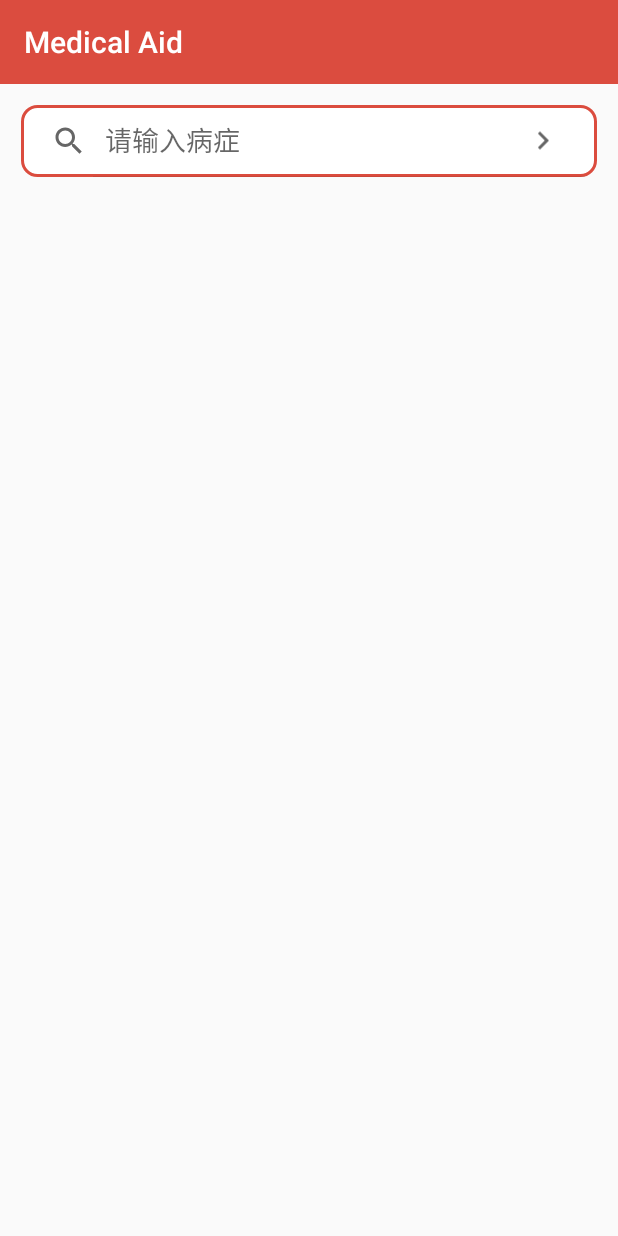
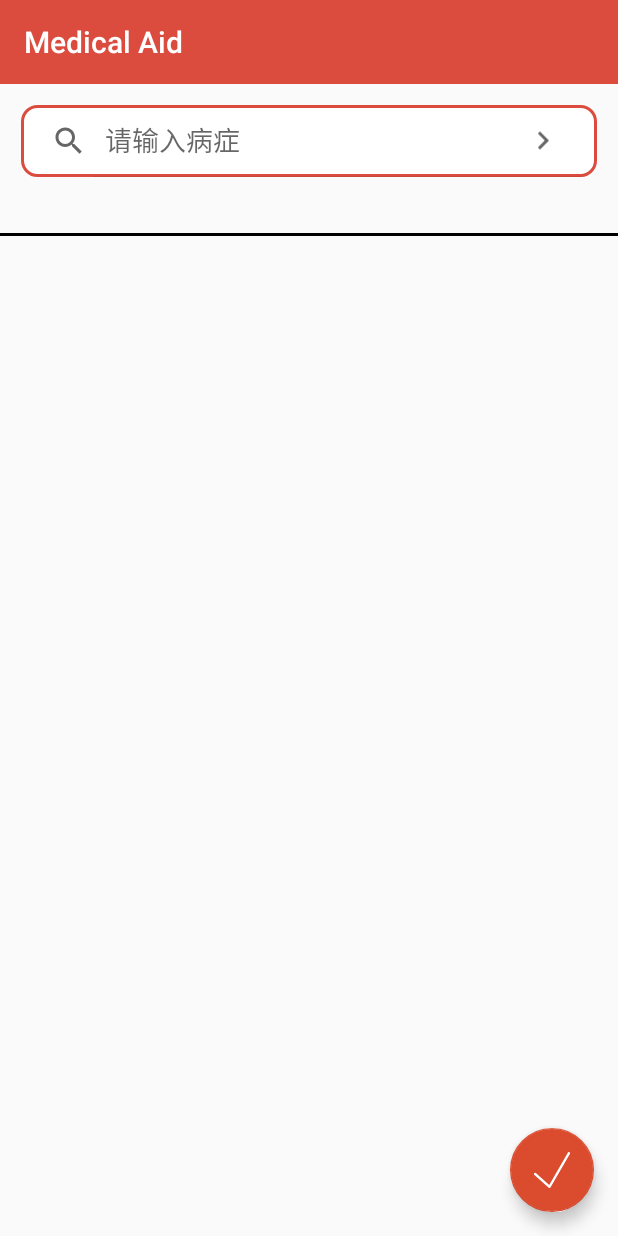
Before and after one commit to carrotsquad/IntelligentTCMPharmacy, an Android app: the GetPrescriptionAUTOActivity screen opened directly, with no data from a screen before it, on a phone screen of 412 x 824 dp. Run offline under Robolectric (Android 15) with nearby library versions, the phone set to English and light mode, and no system bars; our stand-ins replace ButterKnife, CircleImageView; plain views replace EasyRecyclerView; 2 statements that could not run were skipped.

Commit message:
弄完git冲突问题后的第3次commit
Signed-off-by: sweetDeliven <1214621260@qq.com>

```diff
--- a/app/src/main/AndroidManifest.xml
+++ b/app/src/main/AndroidManifest.xml
@@ -34,7 +34,8 @@
         android:roundIcon="@mipmap/logo_round"
         android:supportsRtl="true"
         android:theme="@style/AppTheme">
-        <activity android:name=".view.activity.GetPrescriptionAUTOActivity"></activity>
+        <activity android:name=".view.activity.RecordOfPrescriptionActivity"></activity>
+        <activity android:name=".view.activity.GetPrescriptionAUTOActivity" />
         <activity android:name=".view.activity.MainActivity" />
         <activity android:name=".view.activity.UserInfoEditActivity" />
         <activity android:name=".view.activity.AboutUsActivity">
@@ -65,7 +66,7 @@
         <activity
             android:name=".view.activity.ManualTakingMedicationActivity"
             android:screenOrientation="portrait"
-            android:theme="@style/noActionBar2"></activity>
+            android:theme="@style/noActionBar2" />
     </application>
 
 </manifest>
--- a/app/src/main/java/com/zhangqianyuan/teamwork/intelligenttcmpharmacy/adapter/GetPrescriptionAutoAdapter.java
+++ b/app/src/main/java/com/zhangqianyuan/teamwork/intelligenttcmpharmacy/adapter/GetPrescriptionAutoAdapter.java
@@ -6,6 +6,7 @@ import android.view.ViewGroup;
 import com.jude.easyrecyclerview.adapter.BaseViewHolder;
 import com.jude.easyrecyclerview.adapter.RecyclerArrayAdapter;
 import com.zhangqianyuan.teamwork.intelligenttcmpharmacy.bean.DrugAndWeight;
+import com.zhangqianyuan.teamwork.intelligenttcmpharmacy.bean.DrugAndWeightAndCount;
 import com.zhangqianyuan.teamwork.intelligenttcmpharmacy.viewholder.DrugAndWeightItemViewHolder;
 
 /**
@@ -16,11 +17,12 @@ import com.zhangqianyuan.teamwork.intelligenttcmpharmacy.viewholder.DrugAndWeigh
  * @updateAuthor $Author$
  * @updateDes ${TODO}
  */
-public class GetPrescriptionAutoAdapter extends RecyclerArrayAdapter<DrugAndWeight> {
+public class GetPrescriptionAutoAdapter extends RecyclerArrayAdapter<DrugAndWeightAndCount> {
 
     public GetPrescriptionAutoAdapter(Context context){
         super(context);
     }
+
     @Override
     public BaseViewHolder OnCreateViewHolder(ViewGroup parent, int viewType) {
         return new DrugAndWeightItemViewHolder(parent);
--- a/app/src/main/java/com/zhangqianyuan/teamwork/intelligenttcmpharmacy/network/Api.java
+++ b/app/src/main/java/com/zhangqianyuan/teamwork/intelligenttcmpharmacy/network/Api.java
@@ -4,6 +4,8 @@ import com.zhangqianyuan.teamwork.intelligenttcmpharmacy.bean.DrugAndWeight;
 import com.zhangqianyuan.teamwork.intelligenttcmpharmacy.bean.DrugSearchBean;
 import com.zhangqianyuan.teamwork.intelligenttcmpharmacy.bean.GetPrescriptionAUTOBackBean;
 import com.zhangqianyuan.teamwork.intelligenttcmpharmacy.bean.GetUserPictureBean;
+import com.zhangqianyuan.teamwork.intelligenttcmpharmacy.bean.Prescription;
+import com.zhangqianyuan.teamwork.intelligenttcmpharmacy.bean.RecordOfTakingMadecine;
 import com.zhangqianyuan.teamwork.intelligenttcmpharmacy.bean.RegisterOrLogInFeedbackBean;
 import com.zhangqianyuan.teamwork.intelligenttcmpharmacy.bean.SelfTakeMedBean;
 import com.zhangqianyuan.teamwork.intelligenttcmpharmacy.bean.UpdateNickNameorPassWordBean;
@@ -67,4 +69,8 @@ public interface Api {
     @FormUrlEncoded
     Call<GetPrescriptionAUTOBackBean> getPrescriptionAuto(@Field("disease") String disease);
 
+    @POST("/autoMedicine/getPrescriptionHistory")
+    @FormUrlEncoded
+    Call<RecordOfTakingMadecine>   getRecordOfPrescription(@Field("tele") String tele);
+
 }
--- a/app/src/main/java/com/zhangqianyuan/teamwork/intelligenttcmpharmacy/view/activity/GetPrescriptionAUTOActivity.java
+++ b/app/src/main/java/com/zhangqianyuan/teamwork/intelligenttcmpharmacy/view/activity/GetPrescriptionAUTOActivity.java
@@ -3,18 +3,22 @@ package com.zhangqianyuan.teamwork.intelligenttcmpharmacy.view.activity;
 import android.content.Context;
 import android.os.Build;
 import android.support.annotation.RequiresApi;
+import android.support.design.widget.FloatingActionButton;
 import android.support.v7.app.AppCompatActivity;
 import android.os.Bundle;
 import android.support.v7.widget.LinearLayoutManager;
 import android.support.v7.widget.SearchView;
 import android.support.v7.widget.Toolbar;
 import android.util.Log;
+import android.view.View;
 import android.view.inputmethod.InputMethodManager;
+import android.widget.TextView;
 
 import com.jude.easyrecyclerview.EasyRecyclerView;
 import com.zhangqianyuan.teamwork.intelligenttcmpharmacy.R;
 import com.zhangqianyuan.teamwork.intelligenttcmpharmacy.adapter.GetPrescriptionAutoAdapter;
 import com.zhangqianyuan.teamwork.intelligenttcmpharmacy.bean.DrugAndWeight;
+import com.zhangqianyuan.teamwork.intelligenttcmpharmacy.bean.DrugAndWeightAndCount;
 import com.zhangqianyuan.teamwork.intelligenttcmpharmacy.contract.GetPrescriptionAUTOContract;
 import com.zhangqianyuan.teamwork.intelligenttcmpharmacy.presenter.GetPrescriptionAUTOPrensenter;
 
@@ -34,12 +38,19 @@ public class GetPrescriptionAUTOActivity extends AppCompatActivity implements  G
 
     @BindView(R.id.getprescritionauto_easyrecycle)
     EasyRecyclerView rec;
+
+    @BindView(R.id.getprescritionauto_price)
+    TextView priceView;
+
+    @BindView(R.id.getprescritionauto_float)
+    FloatingActionButton ok;
     private static final String T = "GetPrescriptionAUTO";
 
     private GetPrescriptionAUTOPrensenter presenter;
     private GetPrescriptionAutoAdapter adapter;
     //recycleviewitem 数据集合
-    private List<DrugAndWeight> Druglist = new ArrayList<>();
+    private ArrayList<DrugAndWeightAndCount> d = new ArrayList<>();
+
     @Override
     protected void onCreate(Bundle savedInstanceState) {
         super.onCreate(savedInstanceState);
@@ -79,6 +90,13 @@ public class GetPrescriptionAUTOActivity extends AppCompatActivity implements  G
                 return false;
             }
         });
+
+        ok.setOnClickListener(new View.OnClickListener() {
+            @Override
+            public void onClick(View view) {
+
+            }
+        });
     }
 
     @RequiresApi(api = Build.VERSION_CODES.N)
@@ -86,10 +104,25 @@ public class GetPrescriptionAUTOActivity extends AppCompatActivity implements  G
     public void isRightAndGetInfo(boolean result, List<DrugAndWeight> list, int prescriptionId, double price) {
         if (result){
             if (list!=null){
-            Druglist.addAll(list);
-                Log.d(T,"hahah"+Druglist.get(0).toString());
-            adapter.addAll(Druglist);
-            adapter.notifyDataSetChanged();
+                d.clear();
+                list.forEach(e->{
+                    DrugAndWeightAndCount haha = new DrugAndWeightAndCount();
+                    haha.setMedicineName(e.getMedicineName());
+                    haha.setWeight(e.getWeight());
+                    haha.setCount(list.indexOf(e)+1);
+                    d.add(haha);
+                });
+                Log.d(T," "+d.get(0).getWeight());
+                String p = "价格："+String.valueOf(price)+" 元";
+                priceView.setText(p);
+                if (d!=null){
+                    adapter.clear();
+                    adapter.addAll(d);
+                    adapter.notifyDataSetChanged();
+                }}}
+          else{
+              adapter.clear();
+              adapter.notifyDataSetChanged();
+                }
         }
-    }}
-}
+    }
--- a/app/src/main/res/layout/activity_get_prescription_auto.xml
+++ b/app/src/main/res/layout/activity_get_prescription_auto.xml
@@ -1,5 +1,5 @@
 <?xml version="1.0" encoding="utf-8"?>
-<LinearLayout xmlns:android="http://schemas.android.com/apk/res/android"
+<RelativeLayout xmlns:android="http://schemas.android.com/apk/res/android"
     xmlns:app="http://schemas.android.com/apk/res-auto"
     xmlns:tools="http://schemas.android.com/tools"
     android:layout_width="match_parent"
@@ -15,6 +15,7 @@
         app:popupTheme="@style/ThemeOverlay.AppCompat.Light"
         />
     <android.support.v7.widget.SearchView
+        android:layout_below="@id/getprescritionauto_toolbar"
         android:id="@+id/getprescritionauto_searchview"
         android:searchIcon="@drawable/search_icon_red"
         app:queryHint="请输入病症"
@@ -25,11 +26,43 @@
         android:layout_height="wrap_content"
         app:iconifiedByDefault="false"
         />
+
+    <TextView
+        android:layout_marginTop="10dp"
+        android:layout_below="@id/getprescritionauto_searchview"
+        android:layout_marginHorizontal="50dp"
+        android:textColor="@color/black"
+        android:gravity="center"
+        android:textSize="20sp"
+        android:id="@+id/getprescritionauto_price"
+        android:layout_width="match_parent"
+        android:layout_height="wrap_content" />
+    <View
+        android:id="@+id/line11"
+        android:layout_below="@id/getprescritionauto_price"
+        android:background="@color/black"
+        android:layout_width="match_parent"
+        android:layout_height="2dp"/>
+
     <com.jude.easyrecyclerview.EasyRecyclerView
-        android:layout_marginTop="15dp"
-        android:layout_marginHorizontal="14dp"
+        android:layout_below="@id/line11"
+        app:layout_empty="@layout/easyrecycleview_empty"
+        android:layout_marginTop="5dp"
+        android:layout_marginHorizontal="10dp"
         android:id="@+id/getprescritionauto_easyrecycle"
         android:layout_width="match_parent"
         android:layout_height="wrap_content"/>
+    <android.support.design.widget.FloatingActionButton
+        android:id="@+id/getprescritionauto_float"
+        android:layout_width="wrap_content"
+        android:layout_height="wrap_content"
+        android:layout_alignParentBottom="true"
+        android:layout_alignParentEnd="true"
+        android:elevation="5dp"
+        android:layout_marginBottom="16dp"
+        android:layout_marginRight="16dp"
+        android:layout_marginEnd="16dp"
+        android:src="@drawable/ic_ok"
+        />
 
-</LinearLayout>
+</RelativeLayout>
--- a/app/src/main/res/layout/activity_manual_taking_medication.xml
+++ b/app/src/main/res/layout/activity_manual_taking_medication.xml
@@ -44,7 +44,7 @@
     </LinearLayout>
 
   <LinearLayout
-      android:layout_below="@id/self_take_part1"
+     android:layout_below="@id/self_take_part1"
       android:layout_marginTop="20dp"
       android:layout_width="match_parent"
       android:orientation="vertical"
--- a/app/src/main/res/layout/drugeandweight_item.xml
+++ b/app/src/main/res/layout/drugeandweight_item.xml
@@ -1,6 +1,9 @@
 <?xml version="1.0" encoding="utf-8"?>
 <RelativeLayout xmlns:android="http://schemas.android.com/apk/res/android"
-    android:layout_width="match_parent" android:layout_height="wrap_content">
+    android:layout_width="match_parent" android:layout_height="wrap_content"
+    android:background="@drawable/drugandweight_shape"
+    android:layout_marginTop="5dp"
+    >
 
     <!--输入药方的编号-->
     <TextView
@@ -9,7 +12,6 @@
         android:layout_height="40dp"
         android:textSize="25sp"
         android:gravity="center"
-        android:text="1."
         android:textColor="@color/black"
         android:layout_marginHorizontal="15dp"
         android:layout_centerVertical="true"
--- a/app/src/main/res/layout/fragment_personage.xml
+++ b/app/src/main/res/layout/fragment_personage.xml
@@ -57,7 +57,7 @@
         android:background="@color/white">
 
         <com.zhangqianyuan.teamwork.intelligenttcmpharmacy.widget.MaskableImageView
-            android:id="@+id/presribe_bt"
+            android:id="@+id/presribe_bt_record"
             android:layout_width="150dp"
             android:layout_height="0dp"
             android:layout_marginTop="8dp"
@@ -78,7 +78,7 @@
             app:layout_constraintDimensionRatio="3:2"
             app:layout_constraintLeft_toLeftOf="parent"
             app:layout_constraintRight_toLeftOf="@+id/about_us_bt"
-            app:layout_constraintTop_toBottomOf="@+id/presribe_bt" />
+            app:layout_constraintTop_toBottomOf="@+id/presribe_bt_record" />
 
         <com.zhangqianyuan.teamwork.intelligenttcmpharmacy.widget.MaskableImageView
             android:id="@+id/about_us_bt"
@@ -100,7 +100,7 @@
             android:layout_marginTop="8dp"
             android:src="@drawable/user_information"
             app:layout_constraintDimensionRatio="3:2"
-            app:layout_constraintLeft_toRightOf="@+id/presribe_bt"
+            app:layout_constraintLeft_toRightOf="@+id/presribe_bt_record"
             app:layout_constraintRight_toRightOf="parent"
             app:layout_constraintTop_toTopOf="parent" />
 
```
Also changed, not shown: app/src/main/java/com/zhangqianyuan/teamwork/intelligenttcmpharmacy/adapter/RecordOfPrescriptionAdapter.java (added, +28 -0 lines), app/src/main/java/com/zhangqianyuan/teamwork/intelligenttcmpharmacy/bean/DrugAndWeightAndCount.java (added, +42 -0 lines), app/src/main/java/com/zhangqianyuan/teamwork/intelligenttcmpharmacy/contract/RecordOfPrescription.java (added, +33 -0 lines), app/src/main/java/com/zhangqianyuan/teamwork/intelligenttcmpharmacy/presenter/RecordOfPrescriptionPresenter.java (added, +54 -0 lines), app/src/main/java/com/zhangqianyuan/teamwork/intelligenttcmpharmacy/view/activity/RecordOfPrescriptionActivity.java (added, +73 -0 lines), app/src/main/java/com/zhangqianyuan/teamwork/intelligenttcmpharmacy/view/fragment/PersonFragment.java (+6 -3 lines), app/src/main/java/com/zhangqianyuan/teamwork/intelligenttcmpharmacy/viewholder/DrugAndWeightItemViewHolder.java (+6 -3 lines), app/src/main/java/com/zhangqianyuan/teamwork/intelligenttcmpharmacy/viewholder/RecordOfPrescriptionViewHolder.java (added, +32 -0 lines), app/src/main/res/layout/activity_record_of_prescription.xml (added, +20 -0 lines), app/src/main/res/layout/easyrecycleview_empty.xml (added, +11 -0 lines), app/src/main/res/layout/recordprescription_item.xml (added, +16 -0 lines).
